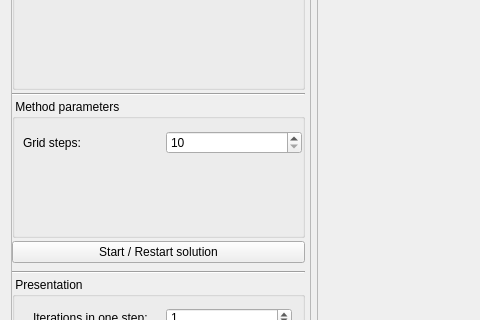
Qt form ie-methods-qt/mainwindow.ui (snakerock/ie-methods-qt) before a commit; both pictures show x 0 to 480 and y 288 to 608 of the 1150 by 720 pixel window.
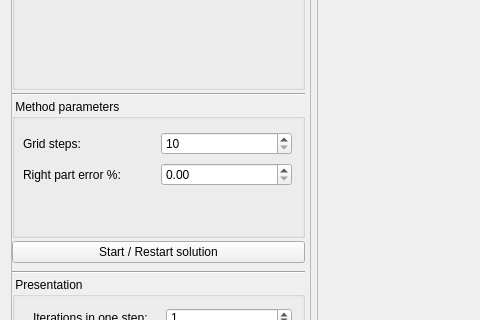
The same form after that commit. Custom widgets are drawn as their Qt base class.

Commit message: added right part error + sin solution

The edit to the form file:
```diff
--- a/ie-methods-qt/mainwindow.ui
+++ b/ie-methods-qt/mainwindow.ui
@@ -224,10 +224,16 @@
            <rect>
             <x>0</x>
             <y>20</y>
-            <width>301</width>
-            <height>47</height>
+            <width>291</width>
+            <height>82</height>
            </rect>
           </property>
+          <property name="sizePolicy">
+           <sizepolicy hsizetype="Expanding" vsizetype="Expanding">
+            <horstretch>0</horstretch>
+            <verstretch>0</verstretch>
+           </sizepolicy>
+          </property>
           <layout class="QGridLayout" name="gridLayout_2">
            <item row="0" column="0">
             <widget class="QLabel" name="label_3">
@@ -246,6 +252,16 @@
              </property>
             </widget>
            </item>
+           <item row="1" column="0">
+            <widget class="QLabel" name="label_7">
+             <property name="text">
+              <string>Right part error %:</string>
+             </property>
+            </widget>
+           </item>
+           <item row="1" column="1">
+            <widget class="QDoubleSpinBox" name="input_RightPartError"/>
+           </item>
           </layout>
          </widget>
         </widget>
```
Left out of the diff: 11 changed lines with no effect on the pictures. The commit also changes 4 other files.
